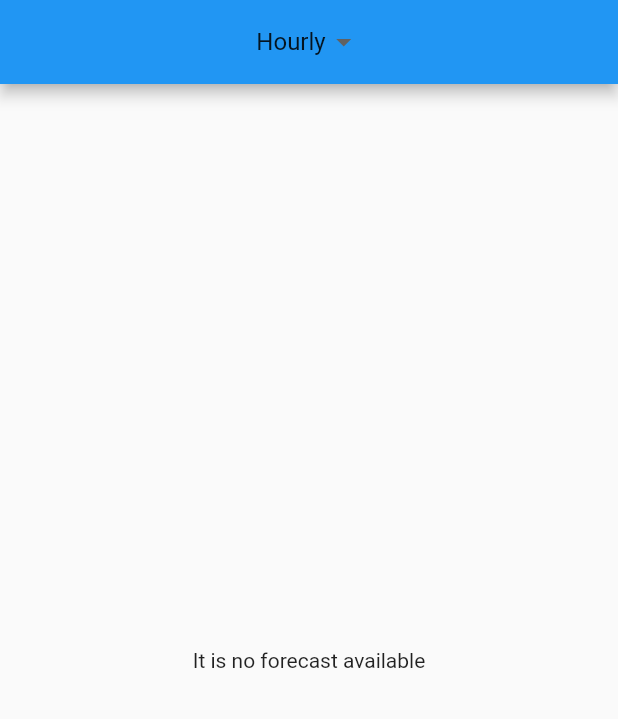
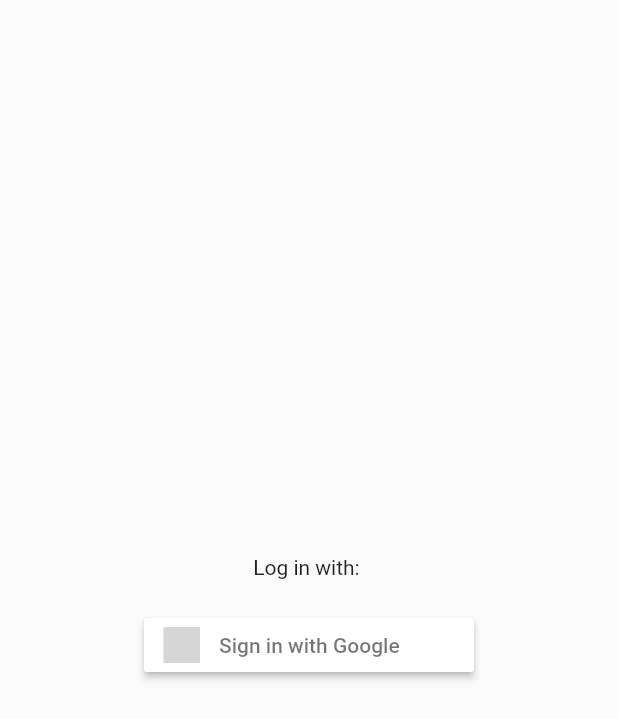
Before and after one commit to TretiakAnton/forecast, a Flutter app: the screen it shows after launch, on a phone screen of 412 x 824 dp. Shown: the top 719 px of the screen. Run offline on Flutter 3.47's test engine with Material 2 defaults, Android fonts, the phone set to English and light mode, and no system bars; drawn by our look-alikes of sign_in_button; our stand-ins replace auto_route, connectivity_plus, dartz, easy_localization, firebase_auth, firebase_core and 6 more; accounts and stored records are empty; grey boxes are pictures that could not be loaded.

Commit message:
google login

```diff
--- a/assets/translations/en_US.json
+++ b/assets/translations/en_US.json
@@ -10,5 +10,6 @@
   "min": "Min",
   "max": "Max",
   "wind_speed": "Wind speed",
-  "feels_like": "Feels like"
+  "feels_like": "Feels like",
+  "log_in_with": "Log in with"
 }
--- a/assets/translations/ru_RU.json
+++ b/assets/translations/ru_RU.json
@@ -10,5 +10,6 @@
   "min": "Мин",
   "max": "Макс",
   "wind_speed": "Скорость ветра",
-  "feels_like": "Ощущается как"
+  "feels_like": "Ощущается как",
+  "log_in_with": "Войти с помощью"
 }
--- a/lib/data/data_source/firebase_api.dart
+++ b/lib/data/data_source/firebase_api.dart
@@ -1,4 +1,3 @@
-import 'package:firebase_core/firebase_core.dart';
 import 'package:firebase_messaging/firebase_messaging.dart';
 
 class FirebaseApi {
@@ -6,10 +5,5 @@ class FirebaseApi {
 
   Future<void> initNotifications() async {
     await _firebaseMessaging.requestPermission();
-    FirebaseMessaging.onBackgroundMessage(handleBackgroundMessage);
-  }
-
-  Future<void> handleBackgroundMessage(RemoteMessage message) async {
-    //DO something
   }
 }
--- a/lib/forecast_app.dart
+++ b/lib/forecast_app.dart
@@ -1,8 +1,9 @@
 import 'package:easy_localization/easy_localization.dart';
 import 'package:flutter/material.dart';
 import 'package:flutter_bloc/flutter_bloc.dart';
-import 'package:forecast/presentation/view/screens/splash_screen.dart';
+import 'package:forecast/core/routing/app_router.dart';
 
+import 'presentation/state_management/login_bloc/login_cubit.dart';
 import 'presentation/state_management/weather_bloc/weather_cubit.dart';
 
 class ForecastApp extends StatefulWidget {
@@ -18,6 +19,7 @@ class _ForecastAppState extends State<ForecastApp> {
     return MultiBlocProvider(
       providers: [
         BlocProvider<WeatherCubit>(create: (context) => WeatherCubit()),
+        BlocProvider<LoginCubit>(create: (context) => LoginCubit()),
       ],
       child: const _MaterialForecastApp(),
     );
@@ -35,20 +37,19 @@ class _MaterialForecastApp extends StatefulWidget {
 }
 
 class _MaterialForecastAppState extends State<_MaterialForecastApp> {
-  // final _appRouter = AppRouter();
+  final _appRouter = AppRouter();
 
   @override
   Widget build(BuildContext context) {
-    return MaterialApp(
-      home: const SplashScreen(),
+    return MaterialApp.router(
       debugShowCheckedModeBanner: false,
       scaffoldMessengerKey: materialAppKey,
       theme: ThemeData(primaryColor: Colors.green),
       locale: context.locale,
       supportedLocales: context.supportedLocales,
       localizationsDelegates: context.localizationDelegates,
-      //  routerDelegate: _appRouter.delegate(),
-      // routeInformationParser: _appRouter.defaultRouteParser(),
+      routerDelegate: _appRouter.delegate(),
+      routeInformationParser: _appRouter.defaultRouteParser(),
     );
   }
 }
--- /dev/null
+++ b/lib/presentation/state_management/login_bloc/login_cubit.dart
@@ -0,0 +1,22 @@
+import 'package:flutter/material.dart';
+import 'package:flutter_bloc/flutter_bloc.dart';
+import 'package:forecast/domain/use_case/login_use_case.dart';
+import 'package:forecast/presentation/view/widgets/snackbar.dart';
+
+part 'login_state.dart';
+
+class LoginCubit extends Cubit<LoginState> {
+  LoginCubit() : super(LoginInitial());
+
+  final LoginUseCase _useCase = LoginUseCase();
+
+  Future<void> login() async {
+    emit(LoginInProgress());
+    LoginState resultState = await _useCase.login();
+    if (resultState is LoginFailed) {
+      OrdinarySnackbar().showSnackBar(label: resultState.error ?? 'Error');
+    }
+    emit(resultState);
+    return;
+  }
+}
--- /dev/null
+++ b/lib/presentation/state_management/login_bloc/login_state.dart
@@ -0,0 +1,16 @@
+part of 'login_cubit.dart';
+
+@immutable
+abstract class LoginState {}
+
+class LoginInitial extends LoginState {}
+
+class LoginInProgress extends LoginState {}
+
+class LoginCompleted extends LoginState {}
+
+class LoginFailed extends LoginState {
+  final String? error;
+
+  LoginFailed(this.error);
+}
--- /dev/null
+++ b/lib/presentation/view/screens/login_screen.dart
@@ -0,0 +1,46 @@
+import 'package:auto_route/auto_route.dart';
+import 'package:easy_localization/easy_localization.dart';
+import 'package:flutter/material.dart';
+import 'package:flutter_bloc/flutter_bloc.dart';
+import 'package:forecast/core/routing/app_router.dart';
+import 'package:forecast/generated/locale_keys.g.dart';
+import 'package:forecast/presentation/state_management/login_bloc/login_cubit.dart';
+import 'package:sign_in_button/sign_in_button.dart';
+
+class LoginScreen extends StatelessWidget {
+  const LoginScreen({Key? key}) : super(key: key);
+
+  @override
+  Widget build(BuildContext context) {
+    return SafeArea(
+      child: Scaffold(
+        body: Center(
+          child: BlocListener<LoginCubit, LoginState>(
+            listener: (context, state) {
+              if (state is LoginCompleted) {
+                WidgetsBinding.instance.addPostFrameCallback((_) {
+                  context.router.replace(const HomeScreenRoute());
+                });
+              }
+            },
+            child: Column(
+              mainAxisAlignment: MainAxisAlignment.center,
+              children: [
+                Text('${LocaleKeys.log_in_with.tr()}: '),
+                const SizedBox(
+                  height: 20,
+                ),
+                SignInButton(
+                  Buttons.google,
+                  onPressed: () async {
+                    await context.read<LoginCubit>().login();
+                  },
+                ),
+              ],
+            ),
+          ),
+        ),
+      ),
+    );
+  }
+}
--- a/pubspec.yaml
+++ b/pubspec.yaml
@@ -20,10 +20,13 @@ dependencies:
   firebase_core_platform_interface: 4.8.0
   firebase_messaging: ^14.0.2
   cloud_firestore: ^4.8.3
+  google_sign_in: ^6.1.4
 
   auto_route: ^5.0.4
+  sign_in_button: ^3.2.0
   easy_localization: ^3.0.1
   easy_localization_loader: ^1.0.1
+  animated_splash_screen: ^1.3.0
   hive: ^2.2.3
   hive_flutter: ^1.1.0
   loggy: ^2.0.3
@@ -33,7 +36,6 @@ dependencies:
   cupertino_icons: ^1.0.2
   geolocator: ^9.0.2
   connectivity_plus: ^2.3.7
-#  cached_network_image: ^3.2.3
   flutter_svg: ^2.0.5
 
 
```
Also changed, not shown: lib/core/routing/app_router.dart (added, +28 -0 lines), lib/core/routing/routes.dart (added, +7 -0 lines), lib/data/data_source/login_data_source.dart (added, +16 -0 lines), lib/data/repository/login_repository.dart (added, +19 -0 lines), lib/domain/use_case/login_use_case.dart (added, +24 -0 lines), lib/main.dart (+14 -1 lines), lib/presentation/view/screens/splash_screen.dart (+27 -11 lines), lib/core/routing/app_router.gr.dart (added), lib/generated/codegen_loader.g.dart, lib/generated/locale_keys.g.dart, pubspec.lock, 1 other file.
